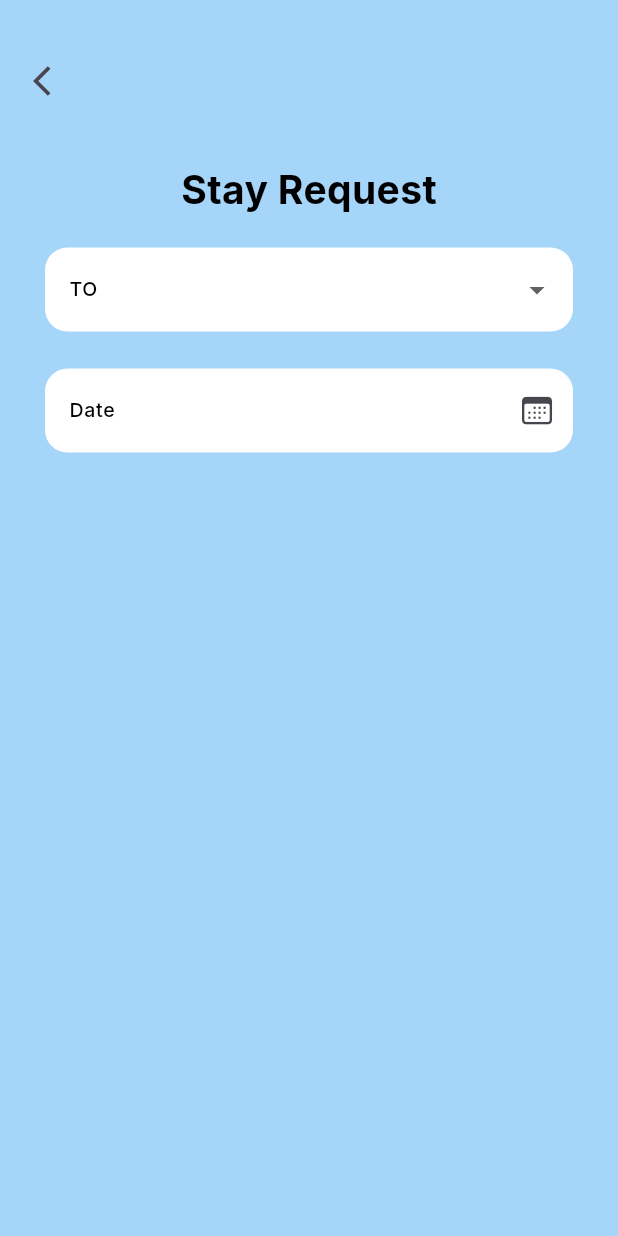
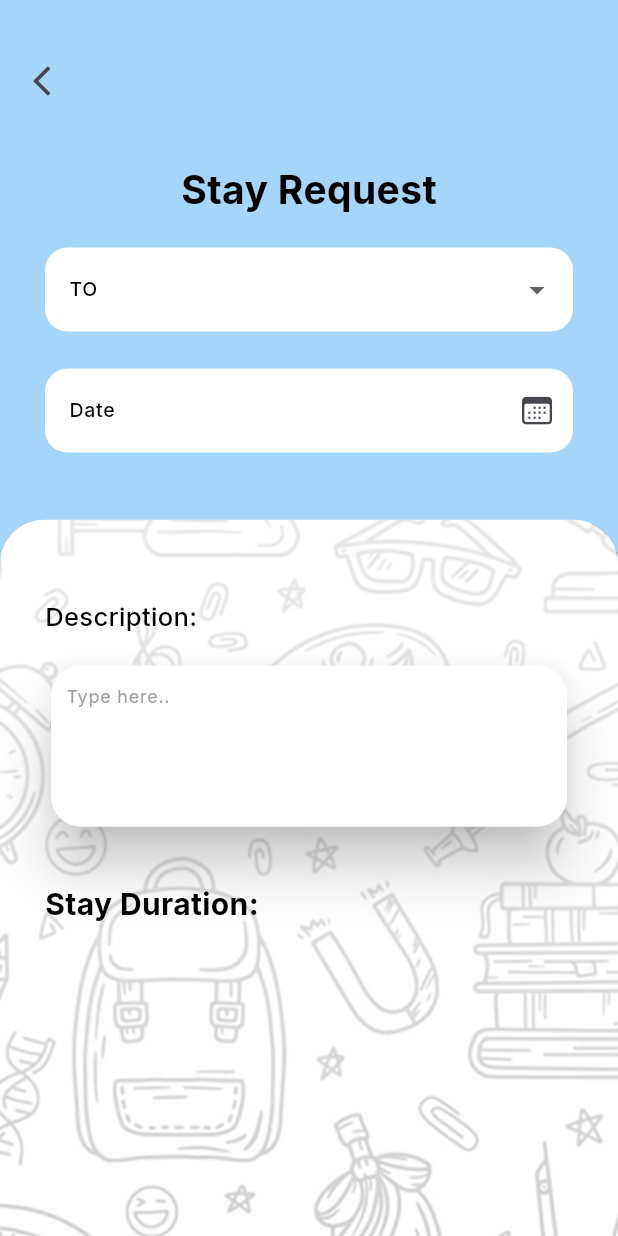
Before and after one commit to Sparkinovtech/Sairam, a Flutter app: the RequestForm screen opened directly, on a phone screen of 412 x 824 dp. Run offline on Flutter 3.47's test engine with Material 3 defaults, Android fonts, the phone set to English and light mode, and no system bars; our stand-ins replace firebase_core, google_fonts, google_nav_bar, page_transition, pinput; accounts and stored records are empty.

Commit message:
regular update

```diff
--- a/lib/View/request_form.dart
+++ b/lib/View/request_form.dart
@@ -2,7 +2,9 @@ import 'package:flutter/cupertino.dart';
 import 'package:flutter/material.dart';
 import 'package:google_fonts/google_fonts.dart';
 import 'package:page_transition/page_transition.dart';
+import 'package:sairam_incubation/Utils/images.dart';
 import 'package:sairam_incubation/View/home_page.dart';
+
 class RequestForm extends StatefulWidget {
   const RequestForm({super.key});
 
@@ -12,6 +14,10 @@ class RequestForm extends StatefulWidget {
 
 class _RequestFormState extends State<RequestForm> {
   final TextEditingController _dataController = TextEditingController();
+  final TextEditingController _descriptionController = TextEditingController();
+  String? selectedTo;
+  String? stayDuration = 'Evening stay';
+  String? residenceType = 'Hosteller';
   @override
   Widget build(BuildContext context) {
     var size = MediaQuery.of(context).size;
@@ -65,6 +71,7 @@ class _RequestFormState extends State<RequestForm> {
                     ),
                     SizedBox(height: size.height * .03,),
                     TextFormField(
+                      readOnly: true,
                       controller: _dataController,
                       decoration: InputDecoration(
                         border: OutlineInputBorder(
@@ -76,13 +83,93 @@ class _RequestFormState extends State<RequestForm> {
                         labelText: "Date",
                         labelStyle: GoogleFonts.inter(fontSize: 13 , fontWeight: FontWeight.w500,color: Colors.black),
                         suffixIcon: IconButton(
-                            onPressed: (){
-
-                            }, icon: Icon(CupertinoIcons.calendar)),
+                            onPressed: (){}, icon: Icon(CupertinoIcons.calendar)),
                       ),
                     ),
                   ],
                 ),
+              ),
+            ),
+            SizedBox(height: size.height * .03,),
+            Expanded(
+              child:Stack(
+                children: [
+                  Container(
+                    width: double.infinity,
+                    padding: EdgeInsets.all(20),
+                    decoration: BoxDecoration(
+                      image: DecorationImage(image: AssetImage(background),fit: BoxFit.cover),
+                      borderRadius: BorderRadius.only(topLeft: Radius.circular(30) , topRight: Radius.circular(30)),
+                    ),
+                  ),
+                  Container(
+                    decoration: BoxDecoration(
+                      gradient: LinearGradient(
+                        colors: [
+                          Colors.white.withOpacity(.9),
+                          Colors.white.withOpacity(.8),
+                        ],
+                        begin: Alignment.topLeft,
+                        end: Alignment.bottomLeft,
+                      ),
+                      borderRadius: BorderRadius.only(topRight: Radius.circular(30) , topLeft: Radius.circular(30)),
+                    ),
+                  ),
+                  SingleChildScrollView(
+                    padding: EdgeInsets.symmetric(horizontal: 30 , vertical: 20),
+                    child: Column(
+                      children: [
+                        SizedBox(height: size.height * .04,),
+                        Row(
+                          crossAxisAlignment: CrossAxisAlignment.start,
+                          children: [
+                            Text("Description:",style: GoogleFonts.inter(color: Colors.black,fontSize: 17,fontWeight: FontWeight.w500),),
+                          ],
+                        ),
+                        SizedBox(height: size.height * .02,),
+                        Card(
+                          elevation: 15,
+                          shape: RoundedRectangleBorder(
+                            borderRadius: BorderRadius.circular(20),
+                          ),
+                          child: Container(
+                            padding: EdgeInsets.symmetric(horizontal: 10),
+                            width: double.infinity,
+                            height: size.height * .13,
+                            decoration: BoxDecoration(
+                              color: Colors.white,
+                              borderRadius: BorderRadius.circular(20),
+                            ),
+                            child: TextFormField(
+                              controller: _descriptionController,
+                              cursorColor: Colors.grey,
+                              maxLines: 5,
+                              decoration: InputDecoration(
+                                hintText: "Type here..",
+                                hintStyle: GoogleFonts.inter(color: Colors.grey,fontSize: 12),
+                                border: InputBorder.none,
+                              ),
+                            ),
+                          ),
+                        ),
+                        SizedBox(height: size.height * .04,),
+                        Row(
+                          crossAxisAlignment: CrossAxisAlignment.start,
+                          children: [
+                            Text("Stay Duration:",style: GoogleFonts.inter(color: Colors.black,fontSize: 20,fontWeight: FontWeight.bold),),
+                          ],
+                        ),
+                        SizedBox(height: size.height * .03,),
+                        Row(
+                          mainAxisAlignment: MainAxisAlignment.spaceBetween,
+                          children: [
+
+                          ],
+                        )
+                      ],
+                    ),
+                  ),
+                ],
               ),
             ),
           ],
@@ -90,4 +177,21 @@ class _RequestFormState extends State<RequestForm> {
       ),
     );
   }
+  Widget _buildChoiceButton({required String text , required bool isSelected ,  required VoidCallback onTap }){
+    return Expanded(
+      child: GestureDetector(
+        onTap: onTap,
+        child: Container(
+          padding: EdgeInsets.symmetric(vertical: 12),
+          decoration: BoxDecoration(
+            color: isSelected ? Colors.blue : Colors.grey.shade100,
+            borderRadius: BorderRadius.circular(20),
+          ),
+          child: Center(
+            child: Text(text,style: GoogleFonts.inter(color: isSelected ? Colors.white : Colors.black,fontSize: 15,fontWeight: FontWeight.w500),),
+          ),
+        ),
+      ),
+    );
+  }
 }
```
